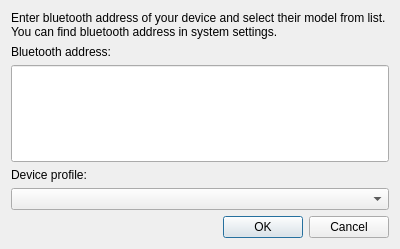
Old version of the form openfreebuds_qt/designer/dialog_manual_connect.ui in the repository melianmiko/OpenFreebuds.
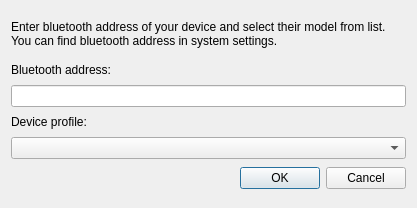
New version of the form.

What changed in the file:
```diff
--- a/openfreebuds_qt/designer/dialog_manual_connect.ui
+++ b/openfreebuds_qt/designer/dialog_manual_connect.ui
@@ -6,16 +6,40 @@
    <rect>
     <x>0</x>
     <y>0</y>
-    <width>400</width>
-    <height>249</height>
+    <width>417</width>
+    <height>208</height>
    </rect>
   </property>
+  <property name="sizePolicy">
+   <sizepolicy hsizetype="Fixed" vsizetype="Fixed">
+    <horstretch>0</horstretch>
+    <verstretch>0</verstretch>
+   </sizepolicy>
+  </property>
+  <property name="minimumSize">
+   <size>
+    <width>417</width>
+    <height>208</height>
+   </size>
+  </property>
+  <property name="maximumSize">
+   <size>
+    <width>417</width>
+    <height>208</height>
+   </size>
+  </property>
   <property name="windowTitle">
    <string>Manual connect</string>
   </property>
   <layout class="QVBoxLayout" name="verticalLayout">
    <item>
     <widget class="QLabel" name="label">
+     <property name="sizePolicy">
+      <sizepolicy hsizetype="Preferred" vsizetype="Fixed">
+       <horstretch>0</horstretch>
+       <verstretch>0</verstretch>
+      </sizepolicy>
+     </property>
      <property name="text">
       <string>Enter bluetooth address of your device and select their model from list. You can find bluetooth address in system settings.</string>
      </property>
@@ -40,7 +64,7 @@
    <item>
     <widget class="QLineEdit" name="address_field">
      <property name="sizePolicy">
-      <sizepolicy hsizetype="Expanding" vsizetype="Expanding">
+      <sizepolicy hsizetype="Expanding" vsizetype="Fixed">
        <horstretch>0</horstretch>
        <verstretch>0</verstretch>
       </sizepolicy>
```
